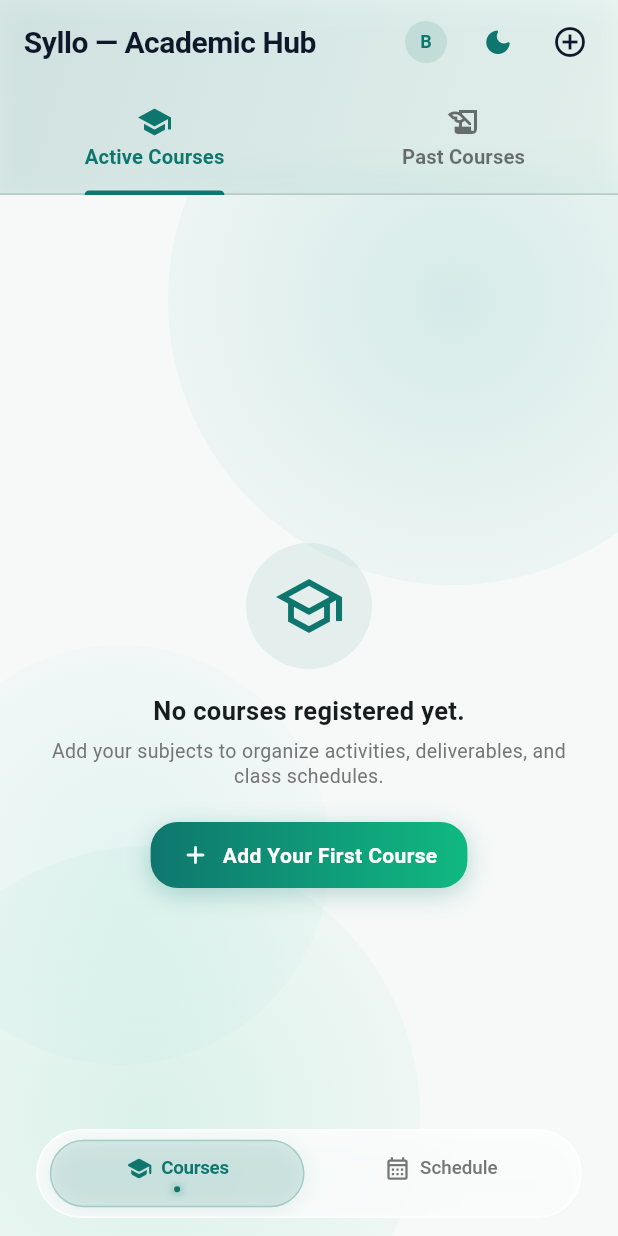
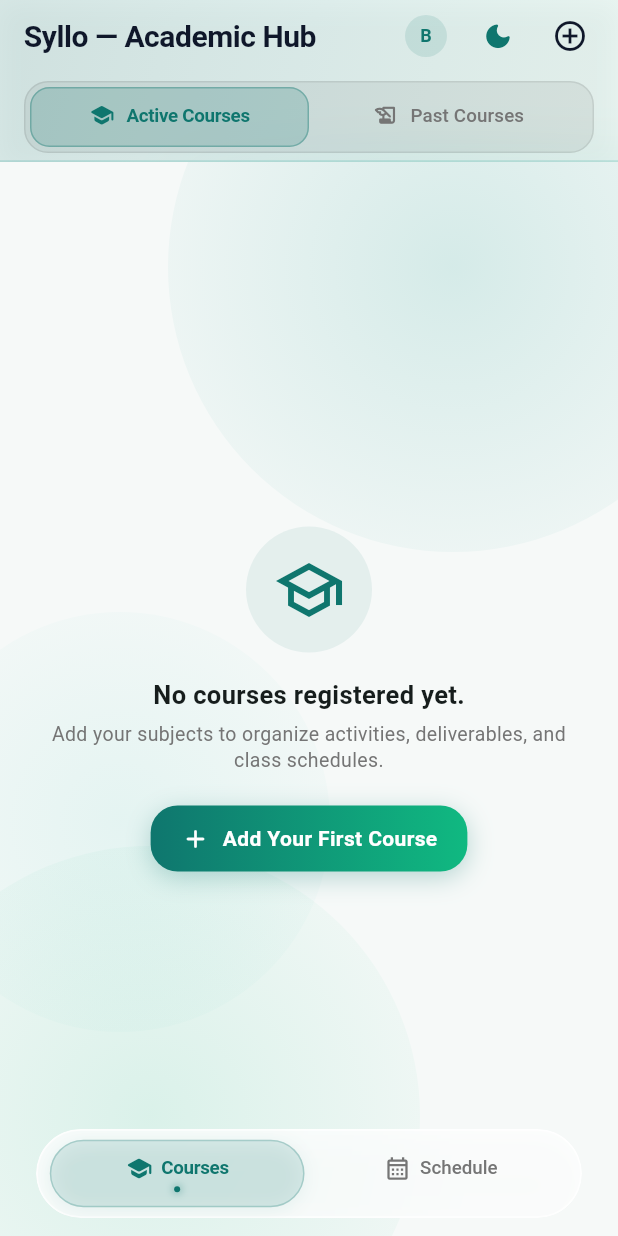
Before and after one commit to benhrnndz/app-storage, a Flutter app: the screen it shows once a user with an empty profile is signed in, on a phone screen of 412 x 824 dp. Run offline on Flutter 3.47's test engine with Material 3 defaults, Android fonts, the light colour scheme and no system bars; our stand-ins replace cloud_firestore, file_picker, firebase_auth, firebase_core, firebase_storage, google_sign_in and 2 more; missing offline and left inert: dart:html; accounts and stored records are empty; generated files the repository leaves out were written again.

Commit message:
feat(courses): upgrade tab bar to Emil Kowalski frosted segmented pill control

```diff
--- a/lib/features/courses/screens/courses_screen.dart
+++ b/lib/features/courses/screens/courses_screen.dart
@@ -485,13 +485,82 @@ class _CoursesScreenState extends State<CoursesScreen> with SingleTickerProvider
                     ),
                   const SizedBox(width: 8),
                 ],
-                bottom: TabBar(
-                  controller: _tabController,
-                  indicatorColor: Theme.of(context).colorScheme.primary,
-                  tabs: const [
-                    Tab(icon: Icon(Icons.school), text: 'Active Courses'),
-                    Tab(icon: Icon(Icons.history_edu), text: 'Past Courses'),
-                  ],
+                bottom: PreferredSize(
+                  preferredSize: const Size.fromHeight(52),
+                  child: Padding(
+                    padding: const EdgeInsets.symmetric(horizontal: 16, vertical: 6),
+                    child: Container(
+                      padding: const EdgeInsets.all(3),
+                      decoration: BoxDecoration(
+                        color: (Theme.of(context).brightness == Brightness.dark ? Colors.white : Colors.black).withOpacity(0.06),
+                        borderRadius: BorderRadius.circular(16),
+                        border: Border.all(
+                          color: (Theme.of(context).brightness == Brightness.dark ? Colors.white : Colors.black).withOpacity(0.08),
+                          width: 1.0,
+                        ),
+                      ),
+                      child: TabBar(
+                        controller: _tabController,
+                        indicator: BoxDecoration(
+                          color: (Theme.of(context).brightness == Brightness.dark
+                                  ? const Color(0xFF2DD4BF)
+                                  : Theme.of(context).colorScheme.primary)
+                              .withOpacity(0.18),
+                          borderRadius: BorderRadius.circular(13),
+                          border: Border.all(
+                            color: (Theme.of(context).brightness == Brightness.dark
+                                    ? const Color(0xFF2DD4BF)
+                                    : Theme.of(context).colorScheme.primary)
+                                .withOpacity(0.35),
+                            width: 1.0,
+                          ),
+                        ),
+                        indicatorSize: TabBarIndicatorSize.tab,
+                        dividerColor: Colors.transparent,
+                        labelColor: Theme.of(context).brightness == Brightness.dark
+                            ? const Color(0xFF2DD4BF)
+                            : Theme.of(context).colorScheme.primary,
+                        unselectedLabelColor: Theme.of(context).brightness == Brightness.dark
+                            ? Colors.grey.shade400
+                            : Colors.grey.shade600,
+                        labelStyle: const TextStyle(
+                          fontWeight: FontWeight.w700,
+                          fontSize: 12.5,
+                          letterSpacing: -0.2,
+                        ),
+                        unselectedLabelStyle: const TextStyle(
+                          fontWeight: FontWeight.w500,
+                          fontSize: 12.5,
+                        ),
+                        tabs: const [
+                          Tab(
+                            height: 38,
+                            iconMargin: EdgeInsets.zero,
+                            child: Row(
+                              mainAxisAlignment: MainAxisAlignment.center,
+                              children: [
+                                Icon(Icons.school_rounded, size: 17),
+                                SizedBox(width: 8),
+                                Text('Active Courses'),
+                              ],
+                            ),
+                          ),
+                          Tab(
+                            height: 38,
+                            iconMargin: EdgeInsets.zero,
+                            child: Row(
+                              mainAxisAlignment: MainAxisAlignment.center,
+                              children: [
+                                Icon(Icons.history_edu_rounded, size: 17),
+                                SizedBox(width: 8),
+                                Text('Past Courses'),
+                              ],
+                            ),
+                          ),
+                        ],
+                      ),
+                    ),
+                  ),
                 ),
               ),
               body: AmbientMeshBackground(
```
